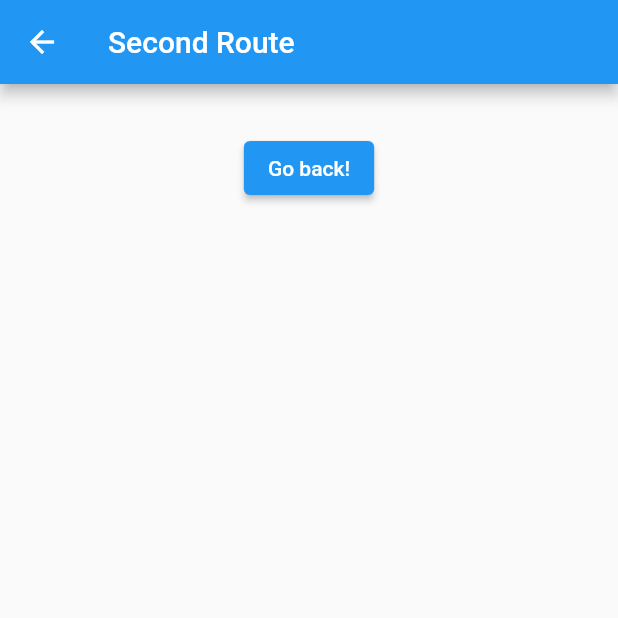
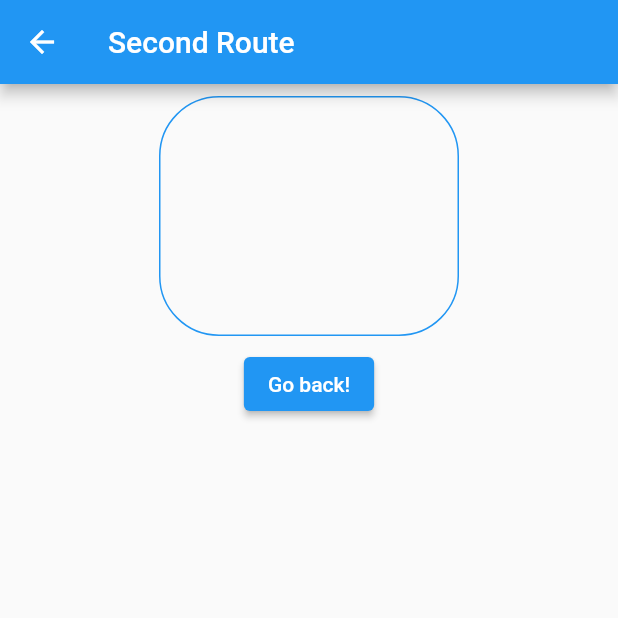
Before and after one commit to samievghayrat/flutter_api1, a Flutter app: the SecondRoute screen opened directly with empty values, on a phone screen of 412 x 824 dp, the top half of it. Run offline on Flutter 3.47's test engine with Material 2 defaults, Android fonts, the phone set to English and light mode, and no system bars.

Commit message:
2 screen data exchange

```diff
--- a/lib/main.dart
+++ b/lib/main.dart
@@ -32,10 +32,11 @@ class _MyAppState extends State<MyApp> {
       ),
       body: Padding(
         padding: const EdgeInsets.all(16.0),
-        child: Column(children: [
+        child: Column(
+          children: [
             Padding(
               padding: const EdgeInsets.symmetric(vertical: 8),
-            child:  Center(
+              child: Center(
                 child: TextField(
                   controller: frontController,
                   decoration: const InputDecoration(
@@ -48,7 +49,7 @@ class _MyAppState extends State<MyApp> {
             Center(
               child: TextField(
                 controller: backController,
-              decoration: InputDecoration(
+                decoration: const InputDecoration(
                     border: OutlineInputBorder(),
                     labelText: "Back",
                     labelStyle: TextStyle(fontSize: 18)),
@@ -57,26 +58,34 @@ class _MyAppState extends State<MyApp> {
             Expanded(
               child: Center(
                 child: ElevatedButton(
-                child: Text('Second Route'),
+                  child: const Text('Second Route'),
                   onPressed: () {
                     Navigator.push(
                       context,
-                    MaterialPageRoute(builder: (context) => SecondRoute(front: frontController.text, back: backController.text,)),
+                      MaterialPageRoute(
+                        builder: (context) => SecondRoute(
+                          front: frontController.text,
+                          back: backController.text,
+                        ),
+                      ),
                     );
                   },
                 ),
               ),
             ),
-        ]),
+          ],
+        ),
       ),
     );
   }
 }
 
 class SecondRoute extends StatefulWidget {
-  late final  String front;
+  late final String front;
   late final String back;
-  SecondRoute({super.key, required this.back,required this.front});
+
+  SecondRoute({super.key, required this.back, required this.front});
+
   @override
   State<SecondRoute> createState() => _SecondRouteState();
 }
@@ -90,12 +99,30 @@ class _SecondRouteState extends State<SecondRoute> {
       ),
       body: Column(
         children: [
+          Padding(
+            padding: const EdgeInsets.all(8.0),
+            child: Container(
+              decoration: BoxDecoration(
+                  border: Border.all(color: Colors.blue),
+                  borderRadius: BorderRadius.circular(40)),
+              height: 160,
+              width: 200,
+              child: Column(
+                mainAxisAlignment: MainAxisAlignment.center,
+                children: [
                   Text(widget.front),
                   Text(widget.back),
+                ],
+              ),
+            ),
+          ),
           Center(
             child: ElevatedButton(
               onPressed: () {
                 Navigator.pop(context);
+                Navigator.pop(context);
+                widget.front = '';
+                widget.back = '';
               },
               child: const Text('Go back!'),
             ),
```
Lines whose indentation alone changed are shown as unchanged.
